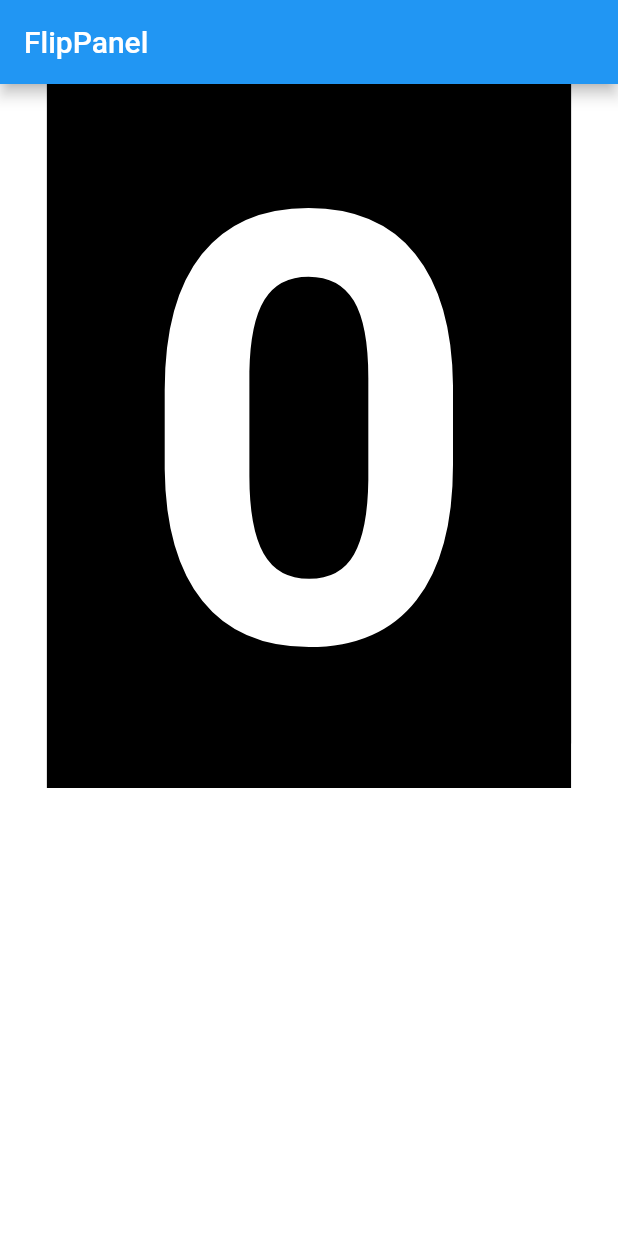
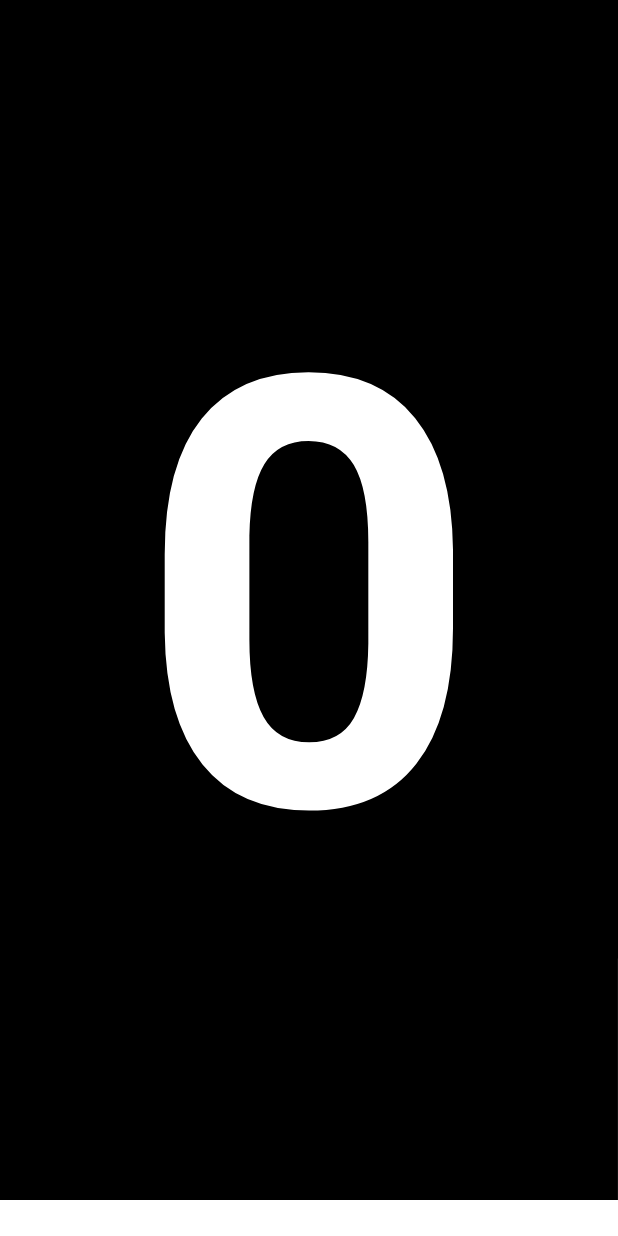
Before and after one commit to jmolins/flutboard, a Flutter app: the screen it shows after launch, on a phone screen of 412 x 824 dp. Run offline on Flutter 3.47's test engine with Material 2 defaults, Android fonts, the phone set to English and light mode, and no system bars.

Commit message:
Adjustments to make the FlipPanel fullpage

```diff
--- a/lib/main.dart
+++ b/lib/main.dart
@@ -22,10 +22,8 @@ class HomePage extends StatelessWidget {
 
   @override
   Widget build(BuildContext context) {
-    return Scaffold(
-      appBar: AppBar(
-        title: Text('FlipPanel'),
-      ),
+    return SafeArea(
+      child: Scaffold(
         body: FlipPanel.manual(
           itemBuilder: (context, index) => Container(
             color: Colors.black,
@@ -41,6 +39,7 @@ class HomePage extends StatelessWidget {
           itemsCount: digits.length,
           loop: 1,
         ),
+      ),
     );
   }
 }
--- a/lib/my_flip_panel.dart
+++ b/lib/my_flip_panel.dart
@@ -109,7 +109,7 @@ class FlipPanel<T> extends StatefulWidget {
     this.duration = const Duration(milliseconds: 100),
     this.loop = 1,
     this.startIndex = 0,
-    this.spacing = 0.5,
+    this.spacing = 0.0,
     this.direction = FlipDirection.up,
   })  : assert(itemBuilder != null),
         assert(itemsCount != null),
@@ -143,7 +143,7 @@ class _FlipPanelState<T> extends State<FlipPanel>
   bool _isManuallyControlled;
   FlipDirection _direction;
 
-  List<Widget> widgets;
+  List<Widget> _widgets;
 
   Widget _prevChild, _currentChild, _nextChild;
   Widget _upperChild1, _upperChild2;
@@ -170,22 +170,7 @@ class _FlipPanelState<T> extends State<FlipPanel>
     _isManuallyControlled = widget.isManuallyControlled;
     _direction = widget.direction;
 
-    widgets = List.generate(
-        10,
-        (index) => Container(
-              color: Colors.black,
-              padding: const EdgeInsets.symmetric(horizontal: 60.0),
-              child: Text(
-                '${index}',
-                style: TextStyle(
-                    fontWeight: FontWeight.bold,
-                    fontSize: 400.0,
-                    color: Colors.white),
-              ),
-            ));
-
-    _upperChild1 = makeUpperClip(widgets[0]);
-    _lowerChild1 = makeLowerClip(widgets[0]);
+    WidgetsBinding.instance.addPostFrameCallback((_) {});
 
     if (!_isManuallyControlled) {
       _controller =
@@ -271,11 +256,32 @@ class _FlipPanelState<T> extends State<FlipPanel>
   }
 
   void _buildChildWidgetsIfNeed(BuildContext context) {
+    if (_widgets == null) {
+      _widgets = List.generate(
+          10,
+          (index) => Container(
+                color: Colors.black,
+                //padding: const EdgeInsets.symmetric(horizontal: 60.0),
+                height: MediaQuery.of(context).size.height - 24,
+                width: MediaQuery.of(context).size.width,
+                child: Center(
+                  child: Text(
+                    '${index}',
+                    style: TextStyle(
+                        fontWeight: FontWeight.bold,
+                        fontSize: 400.0,
+                        color: Colors.white),
+                  ),
+                ),
+              ));
+      _upperChild1 = makeUpperClip(_widgets[0]);
+      _lowerChild1 = makeLowerClip(_widgets[0]);
+    }
     if (_running) {
       if (_direction == FlipDirection.up) {
         if (_currentChild == null && _currentIndex < 9) {
-          _currentChild = widgets[_currentIndex];
-          _nextChild = widgets[_currentIndex + 1];
+          _currentChild = _widgets[_currentIndex];
+          _nextChild = _widgets[_currentIndex + 1];
           _upperChild1 = makeUpperClip(_currentChild);
           _lowerChild1 = makeLowerClip(_currentChild);
           _upperChild2 = makeUpperClip(_nextChild);
@@ -284,8 +290,8 @@ class _FlipPanelState<T> extends State<FlipPanel>
       }
       if (_direction == FlipDirection.down) {
         if (_currentChild == null && _currentIndex > 0) {
-          _currentChild = widgets[_currentIndex];
-          _prevChild = widgets[_currentIndex - 1];
+          _currentChild = _widgets[_currentIndex];
+          _prevChild = _widgets[_currentIndex - 1];
           _upperChild1 = makeUpperClip(_currentChild);
           _lowerChild1 = makeLowerClip(_currentChild);
           _upperChild2 = makeUpperClip(_prevChild);
@@ -293,7 +299,7 @@ class _FlipPanelState<T> extends State<FlipPanel>
         }
       }
     } else {
-      _currentChild = widgets[_currentIndex];
+      _currentChild = _widgets[_currentIndex];
       _upperChild1 = makeUpperClip(_currentChild);
       _lowerChild1 = makeLowerClip(_currentChild);
     }
@@ -448,7 +454,7 @@ class _FlipPanelState<T> extends State<FlipPanel>
   Widget _buildPanel() {
     Widget content = _running
         ? Column(
-            mainAxisSize: MainAxisSize.min,
+            mainAxisSize: MainAxisSize.max,
             mainAxisAlignment: MainAxisAlignment.center,
             crossAxisAlignment: CrossAxisAlignment.center,
             children: [
```
Lines whose indentation alone changed are shown as unchanged.
